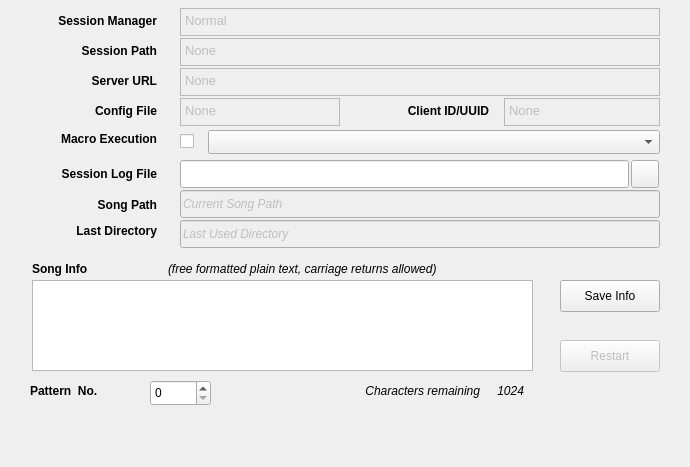
ahlstromcj/seq66, file seq_qt5/forms/qsessionframe.ui: the form before one commit.
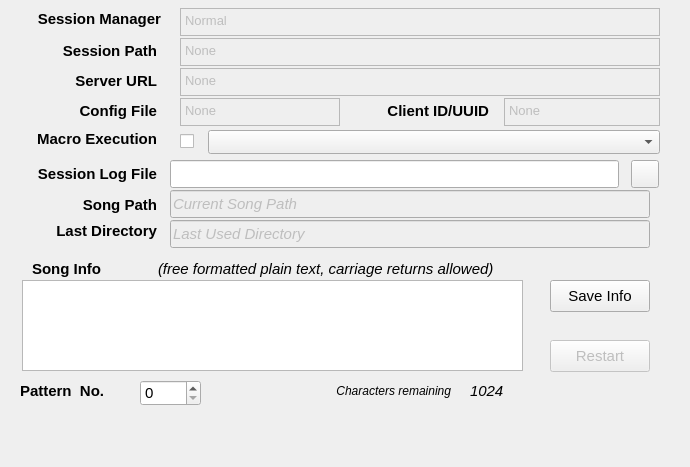
The form after the commit.

```diff
--- a/seq_qt5/forms/qsessionframe.ui
+++ b/seq_qt5/forms/qsessionframe.ui
@@ -30,6 +30,7 @@
    </property>
    <property name="font">
     <font>
+     <pointsize>11</pointsize>
      <bold>true</bold>
     </font>
    </property>
@@ -101,6 +102,7 @@
    </property>
    <property name="font">
     <font>
+     <pointsize>11</pointsize>
      <bold>true</bold>
     </font>
    </property>
@@ -172,6 +174,7 @@
    </property>
    <property name="font">
     <font>
+     <pointsize>11</pointsize>
      <bold>true</bold>
     </font>
    </property>
@@ -188,7 +191,7 @@
    </property>
    <property name="geometry">
     <rect>
-     <x>560</x>
+     <x>550</x>
      <y>340</y>
      <width>100</width>
      <height>32</height>
@@ -206,6 +209,11 @@
      <height>40</height>
     </size>
    </property>
+   <property name="font">
+    <font>
+     <pointsize>11</pointsize>
+    </font>
+   </property>
    <property name="toolTip">
     <string>Restarts the whole application, reloading any changed settings.</string>
    </property>
@@ -260,14 +268,15 @@
   <widget class="QLabel" name="sessionManagerNameLabel">
    <property name="geometry">
     <rect>
-     <x>16</x>
-     <y>12</y>
-     <width>141</width>
+     <x>0</x>
+     <y>10</y>
+     <width>161</width>
      <height>18</height>
     </rect>
    </property>
    <property name="font">
     <font>
+     <pointsize>11</pointsize>
      <bold>true</bold>
     </font>
    </property>
@@ -289,6 +298,7 @@
    </property>
    <property name="font">
     <font>
+     <pointsize>11</pointsize>
      <bold>true</bold>
     </font>
    </property>
@@ -310,6 +320,7 @@
    </property>
    <property name="font">
     <font>
+     <pointsize>11</pointsize>
      <bold>true</bold>
     </font>
    </property>
@@ -414,7 +425,7 @@
    </property>
    <property name="geometry">
     <rect>
-     <x>180</x>
+     <x>170</x>
      <y>190</y>
      <width>480</width>
      <height>28</height>
@@ -434,6 +445,7 @@
    </property>
    <property name="font">
     <font>
+     <pointsize>11</pointsize>
      <italic>true</italic>
     </font>
    </property>
@@ -461,6 +473,7 @@
    </property>
    <property name="font">
     <font>
+     <pointsize>11</pointsize>
      <bold>true</bold>
     </font>
    </property>
@@ -509,7 +522,7 @@
   <widget class="QLineEdit" name="lineEditLogFile">
    <property name="geometry">
     <rect>
-     <x>180</x>
+     <x>170</x>
      <y>160</y>
      <width>449</width>
      <height>28</height>
@@ -521,6 +534,11 @@
      <height>28</height>
     </size>
    </property>
+   <property name="font">
+    <font>
+     <pointsize>11</pointsize>
+    </font>
+   </property>
    <property name="toolTip">
     <string>Provides a log file to write Seq66 messages.
 All console output is redirected to this file;
@@ -534,12 +552,17 @@
   <widget class="QPlainTextEdit" name="plainTextSongInfo">
    <property name="geometry">
     <rect>
-     <x>32</x>
+     <x>22</x>
      <y>280</y>
      <width>501</width>
      <height>91</height>
     </rect>
    </property>
+   <property name="font">
+    <font>
+     <pointsize>11</pointsize>
+    </font>
+   </property>
    <property name="toolTip">
     <string>This text is stored as Meta Text in the first track.
 It can include any comments desired, including
@@ -557,6 +580,7 @@
    </property>
    <property name="font">
     <font>
+     <pointsize>11</pointsize>
      <bold>true</bold>
     </font>
    </property>
@@ -567,7 +591,7 @@
   <widget class="QLabel" name="label_3">
    <property name="geometry">
     <rect>
-     <x>168</x>
+     <x>158</x>
      <y>260</y>
      <width>393</width>
      <height>17</height>
@@ -575,6 +599,7 @@
    </property>
    <property name="font">
     <font>
+     <pointsize>11</pointsize>
      <italic>true</italic>
     </font>
    </property>
@@ -585,9 +610,9 @@
   <widget class="QLabel" name="labelCharsRemaining">
    <property name="geometry">
     <rect>
-     <x>300</x>
+     <x>260</x>
      <y>380</y>
-     <width>180</width>
+     <width>191</width>
      <height>22</height>
     </rect>
    </property>
@@ -612,9 +637,9 @@
   <widget class="QLabel" name="labelCharactersRemaining">
    <property name="geometry">
     <rect>
-     <x>472</x>
+     <x>470</x>
      <y>380</y>
-     <width>52</width>
+     <width>71</width>
      <height>22</height>
     </rect>
    </property>
@@ -626,6 +651,7 @@
    </property>
    <property name="font">
     <font>
+     <pointsize>11</pointsize>
      <italic>true</italic>
     </font>
    </property>
@@ -633,13 +659,13 @@
     <string>1024</string>
    </property>
    <property name="alignment">
-    <set>Qt::AlignRight|Qt::AlignTrailing|Qt::AlignVCenter</set>
+    <set>Qt::AlignLeading|Qt::AlignLeft|Qt::AlignVCenter</set>
    </property>
   </widget>
   <widget class="QPushButton" name="pushButtonSaveInfo">
    <property name="geometry">
     <rect>
-     <x>560</x>
+     <x>550</x>
      <y>280</y>
      <width>100</width>
      <height>32</height>
@@ -657,6 +683,11 @@
      <height>40</height>
     </size>
    </property>
+   <property name="font">
+    <font>
+     <pointsize>11</pointsize>
+    </font>
+   </property>
    <property name="text">
     <string>Save Info</string>
    </property>
@@ -664,12 +695,17 @@
   <widget class="QSpinBox" name="spinBoxTrackNumber">
    <property name="geometry">
     <rect>
-     <x>150</x>
+     <x>140</x>
      <y>380</y>
      <width>61</width>
      <height>26</height>
     </rect>
    </property>
+   <property name="font">
+    <font>
+     <pointsize>11</pointsize>
+    </font>
+   </property>
    <property name="toolTip">
     <string>Changes the current track number, ranging
 from 0 to the highest pattern.  Then, if
@@ -688,6 +724,7 @@
    </property>
    <property name="font">
     <font>
+     <pointsize>11</pointsize>
      <bold>true</bold>
     </font>
    </property>
@@ -704,7 +741,7 @@
    </property>
    <property name="geometry">
     <rect>
-     <x>180</x>
+     <x>170</x>
      <y>220</y>
      <width>480</width>
      <height>28</height>
@@ -718,6 +755,7 @@
    </property>
    <property name="font">
     <font>
+     <pointsize>11</pointsize>
      <italic>true</italic>
     </font>
    </property>
@@ -739,6 +777,7 @@
    </property>
    <property name="font">
     <font>
+     <pointsize>11</pointsize>
      <bold>true</bold>
     </font>
    </property>
@@ -752,7 +791,7 @@
   <widget class="QLabel" name="label_5">
    <property name="geometry">
     <rect>
-     <x>30</x>
+     <x>20</x>
      <y>380</y>
      <width>131</width>
      <height>22</height>
@@ -760,6 +799,7 @@
    </property>
    <property name="font">
     <font>
+     <pointsize>11</pointsize>
      <bold>true</bold>
     </font>
    </property>
```
Left out of the diff: 45 changed lines with no effect on the pictures.
